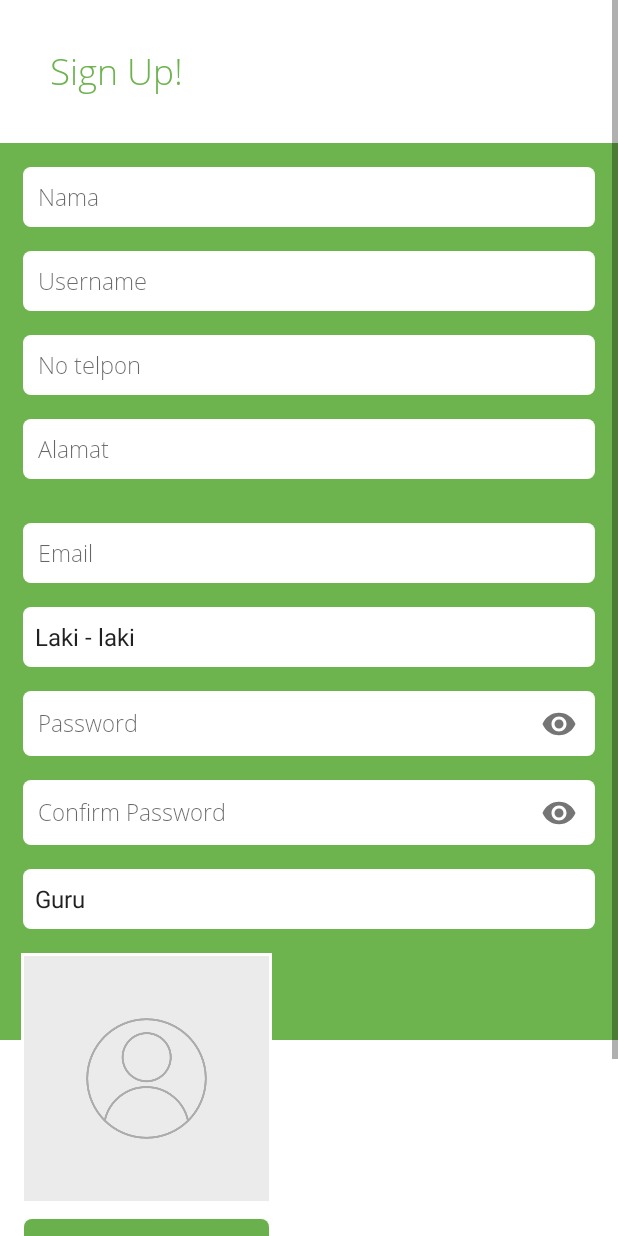
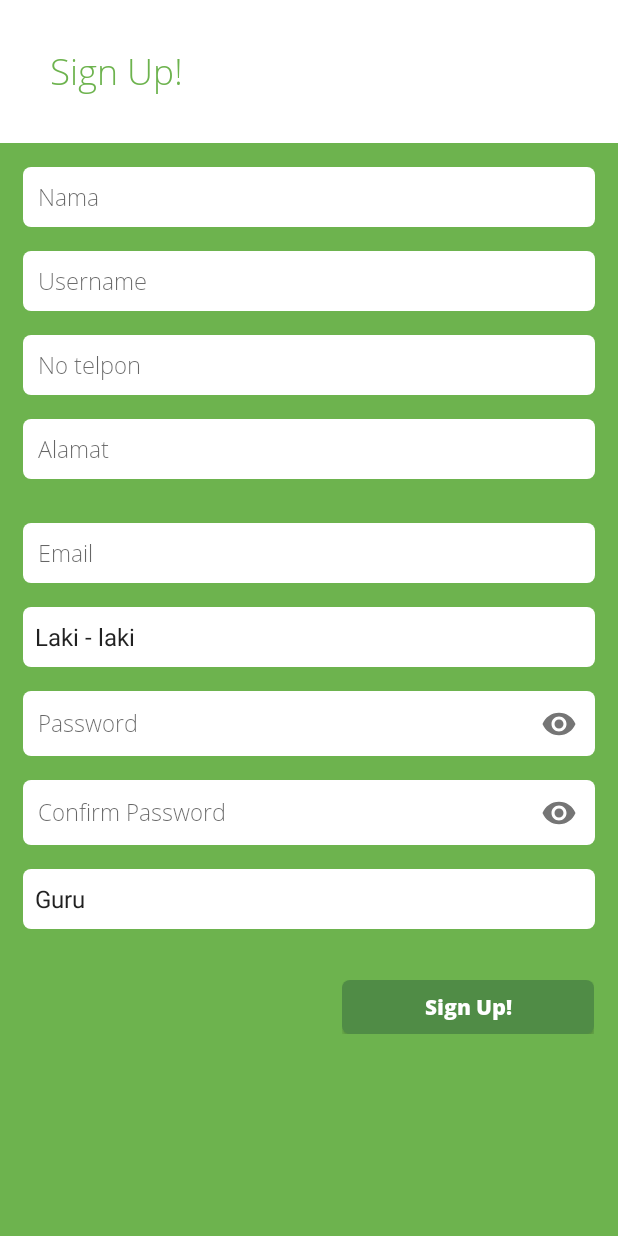
Before and after one commit to MozeeB/School-Report, an Android app: the RegisterActivity screen opened directly, with no data from a screen before it, on a phone screen of 412 x 824 dp. Run offline under Robolectric (Android 15) with nearby library versions, the phone set to English and light mode, and no system bars; our stand-ins replace ButterKnife; libraries missing offline, so code that uses them is left out: es.dmoral.toasty.

Commit message:
sore mas

```diff
--- a/app/src/main/AndroidManifest.xml
+++ b/app/src/main/AndroidManifest.xml
@@ -4,8 +4,9 @@
     package="com.mozeeb.schoolreport">
 
     <uses-permission android:name="android.permission.INTERNET" />
+    <uses-permission android:name="android.permission.WRITE_EXTERNAL_STORAGE" />
     <uses-permission android:name="android.permission.READ_EXTERNAL_STORAGE" />
-    <uses-permission android:name="android.permission.WRITE_EXTERNAL_STORAGE" />
+    <uses-permission android:name="android.permission.ACCESS_LOCATION_EXTRA_COMMANDS"/>
     <uses-permission android:name="android.permission.CAMERA" />
 
     <application
--- a/app/src/main/java/com/mozeeb/schoolreport/RegisterActivity.java
+++ b/app/src/main/java/com/mozeeb/schoolreport/RegisterActivity.java
@@ -5,7 +5,6 @@ import android.content.Context;
 import android.content.Intent;
 import android.database.Cursor;
 import android.graphics.Bitmap;
-import android.graphics.BitmapFactory;
 import android.net.Uri;
 import android.os.Bundle;
 import android.provider.MediaStore;
@@ -22,13 +21,11 @@ import android.widget.EditText;
 import android.widget.ImageView;
 import android.widget.Spinner;
 import android.widget.TextView;
+import android.widget.Toast;
 
 import com.mozeeb.schoolreport.model.register.ResponseRegister;
 import com.mozeeb.schoolreport.network.ApiService;
 import com.mozeeb.schoolreport.network.ConfigRetrofit;
-import com.squareup.picasso.Picasso;
-
-import net.gotev.uploadservice.MultipartUploadRequest;
 
 import org.apache.commons.io.FileUtils;
 
@@ -36,15 +33,15 @@ import java.io.File;
 import java.io.FileInputStream;
 import java.io.FileNotFoundException;
 import java.io.IOException;
-import java.net.MalformedURLException;
+import java.text.SimpleDateFormat;
 import java.util.ArrayList;
+import java.util.Date;
 import java.util.List;
 
 import butterknife.BindView;
 import butterknife.ButterKnife;
 import butterknife.OnClick;
 import es.dmoral.toasty.Toasty;
-import id.zelory.compressor.Compressor;
 import okhttp3.MediaType;
 import okhttp3.MultipartBody;
 import okhttp3.RequestBody;
@@ -75,19 +72,19 @@ public class RegisterActivity extends AppCompatActivity {
     Spinner spinnerKelaminRegister;
     @BindView(R.id.spinner_level)
     Spinner spinnerLevel;
-    @BindView(R.id.img_upload)
-    ImageView imgUpload;
-    @BindView(R.id.imgfotoprofile)
-    ImageView imgfotoprofile;
-    @BindView(R.id.btn_upload)
-    Button btnUpload;
+//    @BindView(R.id.imgfotoprofile)
+//    ImageView imgfotoprofile;
+//    @BindView(R.id.btn_upload)
+//    Button btnUpload;
     @BindView(R.id.btn_register)
     Button btnRegister;
-    private ApiService apiService;
 
     private Uri filepath;
     private String mediapath;
     private Bitmap mPhoto;
+    private Context context;
+    String part_image;
+    final int REQUEST_GALLERY = 9544;
     public final int REQ_CHOOSE_FILE_REGISTER = 100;
     public static final String UPLOAD_REGISTER_URL = "http://192.168.60.24/server_sekolah/index.php/api/register";
 
@@ -103,12 +100,12 @@ public class RegisterActivity extends AppCompatActivity {
         spinnerLevel();
     }
 
-    @OnClick({R.id.btn_upload, R.id.btn_register})
+    @OnClick({ R.id.btn_register})
     public void onViewClicked(View view) {
         switch (view.getId()) {
-            case R.id.btn_upload:
-                ChooseImage(REQ_CHOOSE_FILE_REGISTER);
-                break;
+//            case R.id.btn_upload:
+//                ChooseImage(REQ_CHOOSE_FILE_REGISTER);
+//                break;
             case R.id.btn_register:
                 registerUser();
                 break;
@@ -138,58 +135,98 @@ public class RegisterActivity extends AppCompatActivity {
 
 
     private void registerUser(){
-        try{
-            mediapath = getPath(filepath);
-            Toasty.success(this,"Succes to Send", Toasty.LENGTH_SHORT).show();
-        }catch (Exception e){
-            Toasty.error(this, "Image terlalu besar, silahkan pilih image lain",Toasty.LENGTH_SHORT).show();
-            e.printStackTrace();
-        }
-        try {
-            new MultipartUploadRequest(this, UPLOAD_REGISTER_URL )
-                    .addFileToUpload(mediapath, "foto")
-                    .addParameter("nama", edtNamaRegister.getText().toString())
-                    .addParameter("username", edtUsernameRegister.getText().toString())
-                    .addParameter("no_telp", edtNotelpRegister.getText().toString())
-                    .addParameter("alamat", edtAlamatRegister.getText().toString())
-                    .addParameter("email", edtEmailRegister.getText().toString())
-                    .addParameter("jenis_kelamin", spinnerKelaminRegister.toString())
-                    .addParameter("password", edtPasswordRegister.toString())
-                    .addParameter("level", spinnerLevel.toString())
-                    .setMaxRetries(2)
-                    .startUpload();
-        } catch (FileNotFoundException e) {
-            e.printStackTrace();
-        } catch (MalformedURLException e) {
-            e.printStackTrace();
-        }
+        String sdf = new SimpleDateFormat("yyyy-MM-dd HH:mm:ss").format(new Date());
+
+        part_image = getPath(filepath);
+
+        File imagefile = new File(part_image);
+        RequestBody reqBody = RequestBody.create(MediaType.parse("multipart/form-data"),imagefile);
+        MultipartBody.Part partImage = MultipartBody.Part.createFormData("foto", imagefile.getName(),reqBody);
+
+        ApiService api = ConfigRetrofit.getInstance();
+        Call<ResponseRegister> upload = api.postRegister(edtNamaRegister.getText().toString(),
+                edtUsernameRegister.getText().toString(),
+                edtNotelpRegister.getText().toString(),
+                edtAlamatRegister.getText().toString(),edtEmailRegister.getText().toString(),
+                spinnerKelaminRegister.toString(),edtPasswordRegister.getText().toString(),partImage,spinnerLevel.toString());
+        upload.enqueue(new Callback<ResponseRegister>() {
+            @Override
+            public void onResponse(Call<ResponseRegister> call, Response<ResponseRegister> response) {
+                Log.d("RETRO", "ON RESPONSE  : " + response.body().toString());
+
+                if(response.body().isSukses() == true)
+                {
+                    Toast.makeText(RegisterActivity.this, response.body().getPesan(), Toast.LENGTH_SHORT).show();
+                }else
+                {
+                    Toast.makeText(RegisterActivity.this, response.body().getPesan(), Toast.LENGTH_SHORT).show();
+
+                }
+            }
+
+            @Override
+            public void onFailure(Call<ResponseRegister> call, Throwable t) {
+                Log.d("RETRO", "ON FAILURE : " + t.getMessage());
+            }
+        });
+
+
+
+
+//        try{
+//            mediapath = getPath(filepath);
+//            Toasty.success(this,"Succes to Send", Toasty.LENGTH_SHORT).show();
+//        }catch (Exception e){
+//            e.printStackTrace();
+//        }
+//        try {
+//            new MultipartUploadRequest(this, UPLOAD_REGISTER_URL )
+//                    .addFileToUpload(mediapath, "foto")
+//                    .addParameter("nama", edtNamaRegister.getText().toString())
+//                    .addParameter("username", edtUsernameRegister.getText().toString())
+//                    .addParameter("no_telp", edtNotelpRegister.getText().toString())
+//                    .addParameter("alamat", edtAlamatRegister.getText().toString())
+//                    .addParameter("email", edtEmailRegister.getText().toString())
+//                    .addParameter("jenis_kelamin", spinnerKelaminRegister.toString())
+//                    .addParameter("password", edtPasswordRegister.toString())
+//                    .addParameter("level", spinnerLevel.toString())
+//                    .setMaxRetries(2)
+//                    .startUpload();
+//        } catch (FileNotFoundException e) {
+//            e.printStackTrace();
+//        } catch (MalformedURLException e) {
+//            e.printStackTrace();
+//        }
     }
 
     private void ChooseImage(int requestCode){
         Intent toGalery = new Intent(Intent.ACTION_PICK, MediaStore.Images.Media.EXTERNAL_CONTENT_URI);
         startActivityForResult(toGalery, requestCode);
         Log.i("Gallery", "Masuk Gallery");
+
     }
 
-    @Override
-    protected void onActivityResult(int requestCode, int resultCode, @Nullable Intent data) {
-        super.onActivityResult(requestCode, resultCode, data);
-
-        if (resultCode == RESULT_OK){
-            if (requestCode == REQ_CHOOSE_FILE_REGISTER){
-                if (data != null){
-                    filepath = data.getData();
-                }
-                try {
-                    mPhoto = MediaStore.Images.Media.getBitmap(getContentResolver(), filepath);
-                    imgfotoprofile.setImageBitmap(mPhoto);
-
-                }catch (IOException e){
-                    e.printStackTrace();
-                }
-            }
-        }
-    }
+//    @Override
+//    protected void onActivityResult(int requestCode, int resultCode, @Nullable Intent data) {
+//        super.onActivityResult(requestCode, resultCode, data);
+//
+//        if (resultCode == RESULT_OK){
+//            if (requestCode == REQ_CHOOSE_FILE_REGISTER){
+//                if (data.getData() != null){
+//                    filepath = data.getData();
+////                    Uri seletedImage = data.getData();
+//                    Log.i("datanya disini",filepath.toString());
+//                }
+//                try {
+//                    mPhoto = MediaStore.Images.Media.getBitmap(getContentResolver(), filepath);
+//                    imgfotoprofile.setImageBitmap(mPhoto);
+//
+//                }catch (IOException e){
+//                    e.printStackTrace();
+//                }
+//            }
+//        }
+//    }
     private String getPath(Uri filepath){
         Cursor cursor = getContentResolver().query(filepath, null, null, null, null);
         cursor.moveToFirst();
@@ -200,6 +237,14 @@ public class RegisterActivity extends AppCompatActivity {
         cursor = getContentResolver().query(
                 MediaStore.Images.Media.EXTERNAL_CONTENT_URI, null, MediaStore.Images
                 .Media._ID +  " = ? ", new String[]{document_id}, null);
+//        String provider = "com.android.providers.media.MediaProvider";
+//
+//        Uri uri = Uri.parse("content://media/external/images/media");
+//
+//        grantUriPermission(provider, uri, Intent.FLAG_GRANT_READ_URI_PERMISSION);
+//        grantUriPermission(provider, uri, Intent.FLAG_GRANT_WRITE_URI_PERMISSION);
+//        grantUriPermission(provider, uri, Intent.FLAG_GRANT_PERSISTABLE_URI_PERMISSION);
+
 
         cursor.moveToFirst();
         String path = cursor.getString(cursor.getColumnIndex(MediaStore.Images.Media.DATA));
@@ -207,8 +252,9 @@ public class RegisterActivity extends AppCompatActivity {
 
         return path;
 
+
     }
-    //
+
 
 
     ///----------------//////----------////
--- a/app/src/main/java/com/mozeeb/schoolreport/network/ApiService.java
+++ b/app/src/main/java/com/mozeeb/schoolreport/network/ApiService.java
@@ -20,7 +20,6 @@ import retrofit2.http.DELETE;
 import retrofit2.http.Field;
 import retrofit2.http.FormUrlEncoded;
 import retrofit2.http.GET;
-import retrofit2.http.Multipart;
 import retrofit2.http.POST;
 import retrofit2.http.Part;
 
@@ -31,8 +30,8 @@ public interface ApiService {
 
 
     //Insert siswa pelanggar
-//    @FormUrlEncoded
-    @Multipart
+    @FormUrlEncoded
+//    @Multipart
     @POST("api/register")
     Call<ResponseRegister> postRegister(@Part("nama") String nama,
                                         @Part("username") String username,
--- a/app/src/main/res/layout/activity_register.xml
+++ b/app/src/main/res/layout/activity_register.xml
@@ -177,19 +177,18 @@
             android:layout_width="wrap_content"
             android:layout_height="wrap_content">
 
-            <ImageView
-                android:id="@+id/img_upload"
-                android:layout_width="match_parent"
-                android:layout_height="200dp"
-                android:layout_marginTop="74dp"
-                android:background="#fff"/>
+            <!--<ImageView-->
+                <!--android:layout_width="match_parent"-->
+                <!--android:layout_height="200dp"-->
+                <!--android:layout_marginTop="74dp"-->
+                <!--android:background="#fff"/>-->
 
-            <ImageView
-                android:layout_width="167dp"
-                android:layout_height="164dp"
-                android:layout_marginTop="16dp"
-                android:layout_marginLeft="14dp"
-                android:background="#fff"/>
+            <!--<ImageView-->
+                <!--android:layout_width="167dp"-->
+                <!--android:layout_height="164dp"-->
+                <!--android:layout_marginTop="16dp"-->
+                <!--android:layout_marginLeft="14dp"-->
+                <!--android:background="#fff"/>-->
 
             <RelativeLayout
                 android:layout_width="163dp"
@@ -197,25 +196,25 @@
                 android:layout_marginLeft="16dp"
                 android:layout_marginTop="18dp">
 
-                <ImageView
-                    android:id="@+id/imgfotoprofile"
-                    android:layout_width="163dp"
-                    android:layout_height="163dp"
-                    android:scaleType="centerCrop"
-                    android:background="@drawable/profile"/>
+                <!--<ImageView-->
+                    <!--android:id="@+id/imgfotoprofile"-->
+                    <!--android:layout_width="163dp"-->
+                    <!--android:layout_height="163dp"-->
+                    <!--android:scaleType="centerCrop"-->
+                    <!--android:background="@drawable/profile"/>-->
 
-                <Button
-                    android:id="@+id/btn_upload"
-                    android:layout_width="match_parent"
-                    android:layout_height="wrap_content"
-                    android:layout_below="@id/imgfotoprofile"
-                    android:layout_centerHorizontal="true"
-                    android:layout_marginTop="12dp"
-                    android:background="@drawable/tombolhijaumuda"
-                    android:fontFamily="@font/open_sans"
-                    android:text="Upload foto profil"
-                    android:textAllCaps="false"
-                    android:textColor="#fff" />
+                <!--<Button-->
+                    <!--android:id="@+id/btn_upload"-->
+                    <!--android:layout_width="match_parent"-->
+                    <!--android:layout_height="wrap_content"-->
+                    <!--android:layout_below="@id/imgfotoprofile"-->
+                    <!--android:layout_centerHorizontal="true"-->
+                    <!--android:layout_marginTop="12dp"-->
+                    <!--android:background="@drawable/tombolhijaumuda"-->
+                    <!--android:fontFamily="@font/open_sans"-->
+                    <!--android:text="Upload foto profil"-->
+                    <!--android:textAllCaps="false"-->
+                    <!--android:textColor="#fff" />-->
 
             </RelativeLayout>
 
```
Also changed, not shown: app/src/main/java/com/mozeeb/schoolreport/user/NewsFragment.java (+7 -7 lines), app/src/main/java/com/mozeeb/schoolreport/user/kegiatan/UserAgendaFragment.java (+7 -7 lines), app/src/main/res/layout-xhdpi/fragment_news.xml (+13 -13 lines), app/src/main/res/layout/fragment_news.xml (+13 -13 lines), app/src/main/res/layout/fragment_user_agenda.xml (+14 -14 lines).
